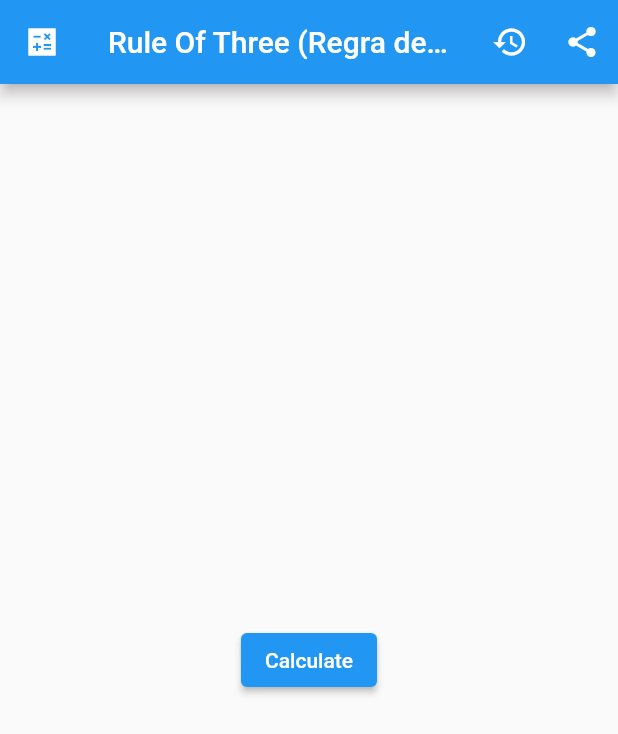
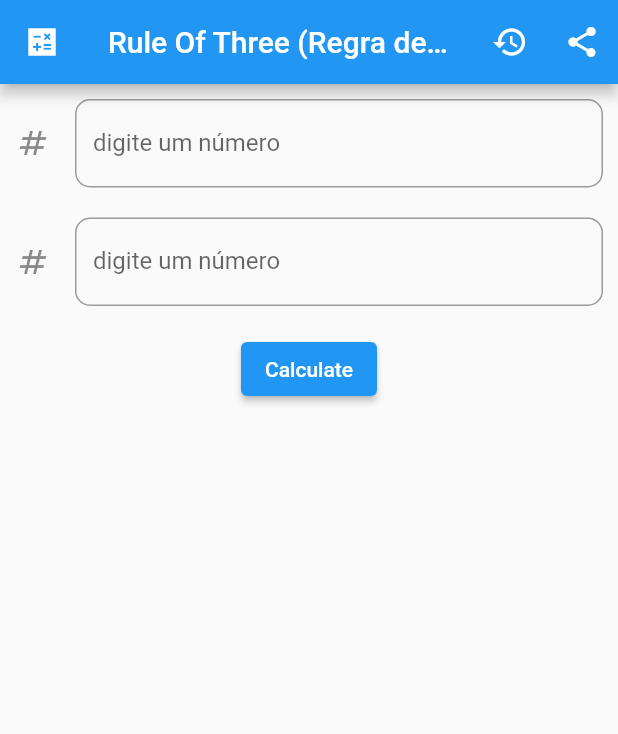
Before and after one commit to JesseFuzz/Flutter_calculadora_RegraDeTr-s, a Flutter app: the screen it shows after launch, on a phone screen of 412 x 824 dp. Shown: the top 734 px of the screen. Run offline on Flutter 3.47's test engine with Material 2 defaults, Android fonts, the phone set to English and light mode, and no system bars.

Commit message:
adicionei dois campos de texto

```diff
--- a/lib/views/appbar.dart
+++ b/lib/views/appbar.dart
@@ -23,7 +23,39 @@ class _MyHomePageState extends State<MyAppBar> {
         ],
         // title: Text(widget.title),
       ),
-      body: Center(
+      body: Column(
+        children: [
+          const Padding(
+            padding: EdgeInsets.all(10.00),
+            child: TextField(
+              keyboardType: TextInputType.number,
+              decoration: InputDecoration(
+                icon: Icon(Icons.numbers),
+                labelText: 'digite um número',
+                border: OutlineInputBorder(
+                  borderRadius: BorderRadius.all(
+                    Radius.circular(10.00),
+                  ),
+                ),
+              ),
+            ),
+          ),
+          const Padding(
+            padding: EdgeInsets.all(10.0),
+            child: TextField(
+              keyboardType: TextInputType.number,
+              decoration: InputDecoration(
+                icon: Icon(Icons.numbers),
+                labelText: 'digite um número',
+                border: OutlineInputBorder(
+                  borderRadius: BorderRadius.all(
+                    Radius.circular(10.00),
+                  ),
+                ),
+              ),
+            ),
+          ),
+          Center(
             child: ButtonBar(
               alignment: MainAxisAlignment.spaceEvenly,
               children: <Widget>[
@@ -34,6 +66,8 @@ class _MyHomePageState extends State<MyAppBar> {
               ],
             ),
           ),
+        ],
+      ),
     );
   }
 }
```
Lines whose indentation alone changed are shown as unchanged.
